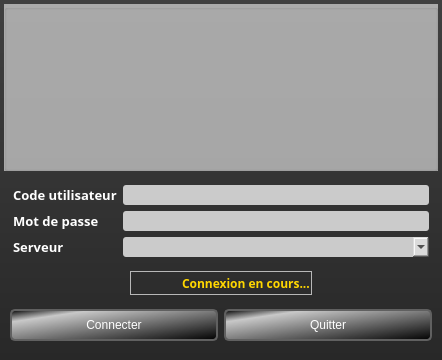
Old version of the form teraplus/client/src/LoginDialog.ui in the repository introlab/opentera.
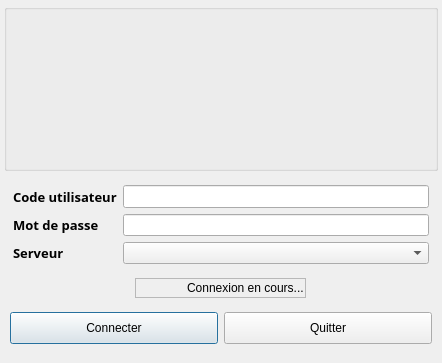
New version of the form. Icons and pictures are not drawn.

Commit message: Added BaseDialog, added global stylesheet to be completed, removed custom stylesheets from widgets

The edit to the form file:
```diff
--- a/teraplus/client/src/LoginDialog.ui
+++ b/teraplus/client/src/LoginDialog.ui
@@ -27,7 +27,8 @@
     <normaloff>:/icons/ESTRAD.ico</normaloff>:/icons/ESTRAD.ico</iconset>
   </property>
   <property name="styleSheet">
-   <string notr="true">QDialog {background: qlineargradient(x1: 0, y1: 0, x2: 0, y2: 1,stop: 0 rgb(64,64,64), stop: 1.0 rgb(40,40,40)); spacing: 3px;} 
+   <string notr="true">/*
+QDialog {background: qlineargradient(x1: 0, y1: 0, x2: 0, y2: 1,stop: 0 rgb(64,64,64), stop: 1.0 rgb(40,40,40)); spacing: 3px;} 
 
 QLabel#lblMessage{color:gold;}
 
@@ -45,7 +46,8 @@
 
 
 QLineEdit:disabled,QComboBox:disabled,QPushButton:disabled{background-color:rgba(220,220,220,10%);color: white;}
-QGroupBox#grpLogos{background-color:rgba(200,200,200,200);}</string>
+QGroupBox#grpLogos{background-color:rgba(200,200,200,200);}
+*/</string>
   </property>
   <layout class="QVBoxLayout" name="verticalLayout">
    <property name="spacing">
```
The commit also changes 35 other files.
